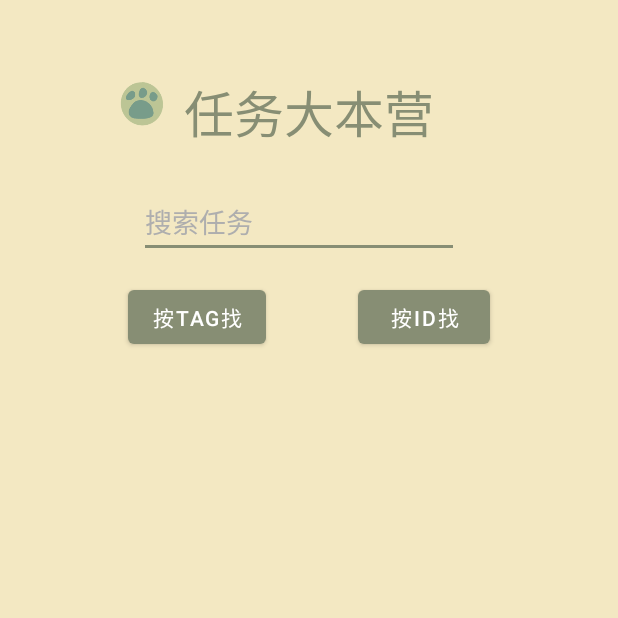
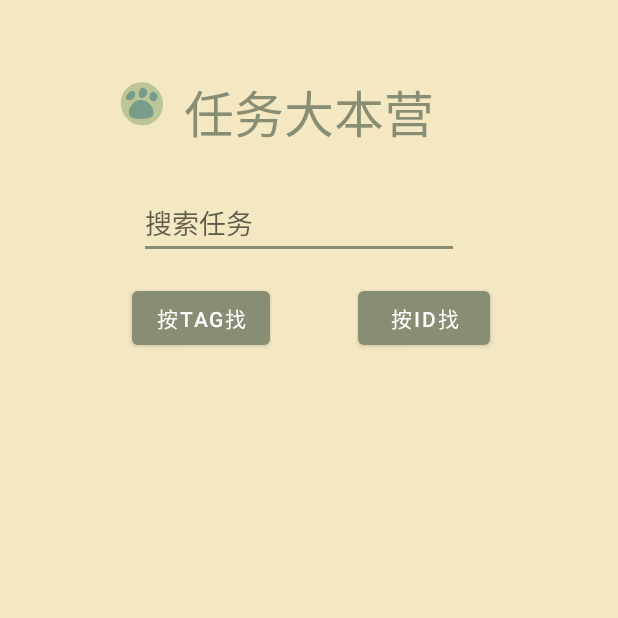
Before and after one commit to EmmaHZY/IdleMan, an Android app: the Activity_Task_Check screen opened directly, with no data from a screen before it, on a phone screen of 412 x 824 dp, the top half of it. Run offline under Robolectric (Android 15) with nearby library versions, the phone set to English and light mode, and no system bars; libraries missing offline, so code that uses them is left out: com.alibaba.fastjson; pictures from the network do not load; 5 statements that could not run were skipped.

Commit message:
搜索任务界面

```diff
--- a/IdleMan/app/src/main/res/layout/activity_task_check.xml
+++ b/IdleMan/app/src/main/res/layout/activity_task_check.xml
@@ -28,10 +28,10 @@
             android:layout_width="wrap_content"
             android:layout_height="wrap_content"
             android:inputType="textPersonName"
-            android:text="搜索任务"
+            android:hint="搜索任务"
             android:textColor="#AEAEAE"
             android:ems="10"
-            android:id="@+id/editTextTextPersonName"
+            android:id="@+id/research_tag"
             tools:ignore="MissingConstraints"
             app:layout_constraintEnd_toEndOf="parent"
             app:layout_constraintStart_toStartOf="parent" app:layout_constraintHorizontal_bias="0.459"
@@ -41,15 +41,15 @@
             android:text="按tag找"
             android:layout_width="wrap_content"
             android:layout_height="wrap_content" android:id="@+id/bt_tag"
-            app:layout_constraintTop_toBottomOf="@+id/editTextTextPersonName"
-            app:layout_constraintStart_toStartOf="parent" android:layout_marginStart="85dp"
-            android:layout_marginTop="15dp"/>
+            app:layout_constraintTop_toBottomOf="@+id/research_tag"
+            app:layout_constraintStart_toStartOf="parent" android:layout_marginStart="88dp"
+            android:layout_marginTop="15dp" android:onClick="research_tag"/>
     <Button
             android:text="按ID找"
             android:layout_width="wrap_content"
             android:layout_height="wrap_content" android:id="@+id/bt_id"
-            app:layout_constraintTop_toBottomOf="@+id/editTextTextPersonName" android:layout_marginEnd="85dp"
-            app:layout_constraintEnd_toEndOf="parent" android:layout_marginTop="15dp"/>
+            app:layout_constraintTop_toBottomOf="@+id/research_tag" android:layout_marginEnd="85dp"
+            app:layout_constraintEnd_toEndOf="parent" android:layout_marginTop="15dp" android:onClick="research_id"/>
 
     <androidx.recyclerview.widget.RecyclerView
             android:id="@+id/all_task_item"
```
Also changed, not shown: IdleMan/app/src/main/java/com/example/idleman/Activity_Task_Check.java (+140 -0 lines).
